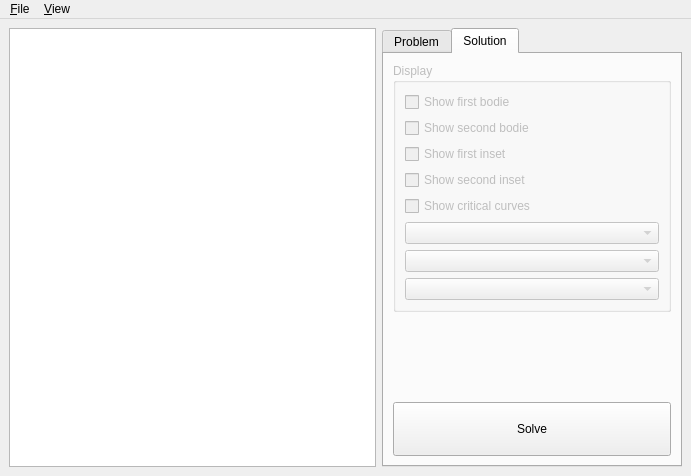
First picture: the form in src/mainwindow.ui, repository Manipulators/Manipulator, before the edit.
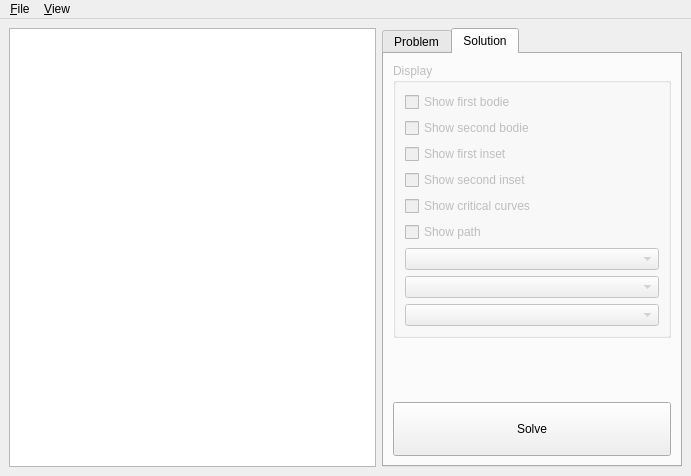
Second picture: the form after the edit. The open tabs and pages were chosen to show the change.

Commit message: Graphics Items for path

The edit to the form file:
```diff
--- a/src/mainwindow.ui
+++ b/src/mainwindow.ui
@@ -389,6 +389,13 @@
              </property>
             </widget>
            </item>
+           <item>
+            <widget class="QCheckBox" name="checkBoxShowPath">
+             <property name="text">
+              <string>Show path</string>
+             </property>
+            </widget>
+           </item>
            <item>
             <widget class="QComboBox" name="comboBoxNonCriticalRegion"/>
            </item>
```
Left out of the diff: 2 changed lines with no effect on the pictures. The commit also changes 4 other files.
